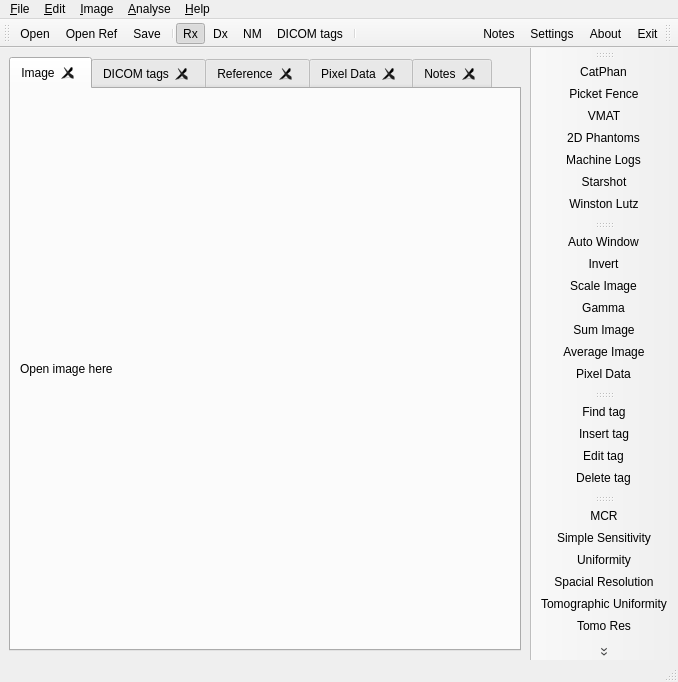
Before: the Qt Designer form LinaQAForm.ui in alanphys/LinaQA, drawn with Qt 5.
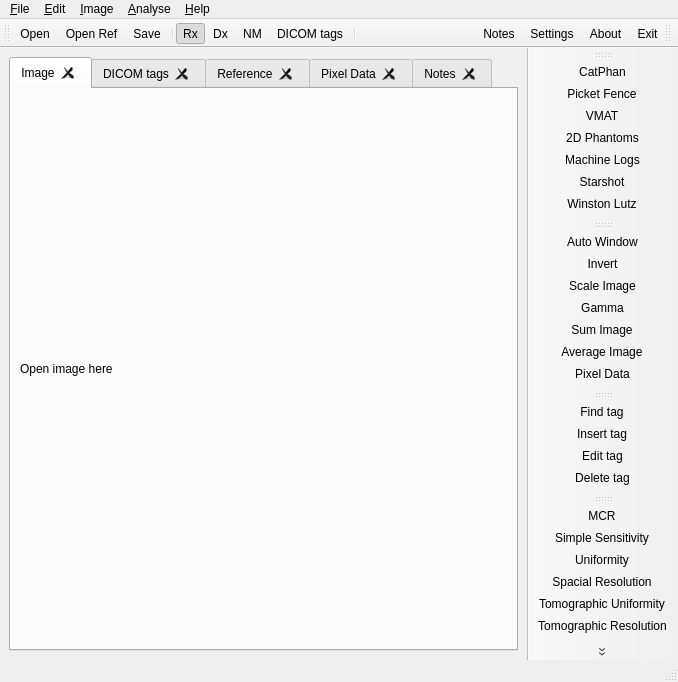
After: the same form once the commit is applied. Icons and pictures are not drawn.

Commit message: Tidy up menu bar to reflect toolbars

```diff
--- a/LinaQAForm.ui
+++ b/LinaQAForm.ui
@@ -913,7 +913,7 @@
      <normaloff>:/Icons/Icons/TomoRes.png</normaloff>:/Icons/Icons/TomoRes.png</iconset>
    </property>
    <property name="text">
-    <string>Tomo Res</string>
+    <string>Tomographic Resolution</string>
    </property>
    <property name="toolTip">
     <string>Calculate tomographic resolution</string>
@@ -961,7 +961,7 @@
      <normaloff>:/Icons/Icons/TomoContrast.png</normaloff>:/Icons/Icons/TomoContrast.png</iconset>
    </property>
    <property name="text">
-    <string>Tomo Contrast</string>
+    <string>Tomographic Contrast</string>
    </property>
    <property name="toolTip">
     <string>Calculate tomographic contrast</string>
```
Left out of the diff: 43 changed lines with no effect on the pictures. The commit also changes 3 other files.
